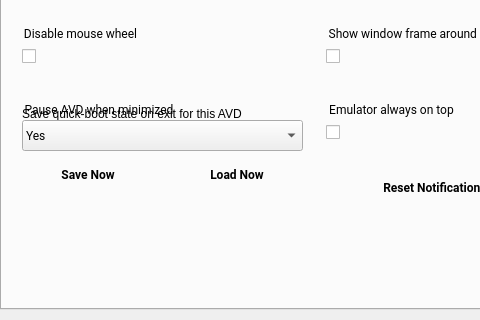
aosp-mirror/platform_external_qemu, file android/android-emu/android/skin/qt/extended-pages/settings-page.ui: the form before one commit; both pictures show x 0 to 480 and y 260 to 580 of the 622 by 580 pixel window.
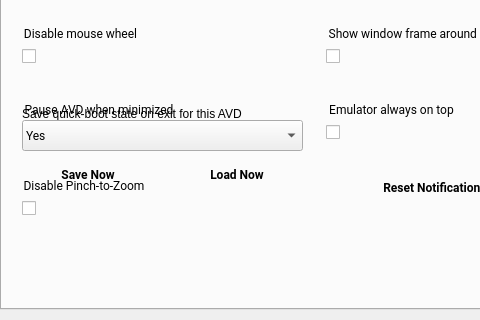
The form after the commit. Icons and pictures are not drawn. Custom widgets are drawn as their Qt base class.

Commit message:
Add an option to disable Pinch-to-Zoom feature
This option is only available when emulator is running in standalone
mode.

The edit to the form file:
```diff
--- a/android/android-emu/android/skin/qt/extended-pages/settings-page.ui
+++ b/android/android-emu/android/skin/qt/extended-pages/settings-page.ui
@@ -609,6 +609,58 @@
       <bool>false</bool>
      </property>
     </widget>
+    <widget class="QGroupBox" name="set_disablePinchToZoomTitle">
+     <property name="geometry">
+      <rect>
+       <x>20</x>
+       <y>390</y>
+       <width>211</width>
+       <height>21</height>
+      </rect>
+     </property>
+     <property name="font">
+      <font>
+       <family>Roboto</family>
+      </font>
+     </property>
+     <property name="styleSheet">
+      <string notr="true">border: 0px;</string>
+     </property>
+     <property name="title">
+      <string>Disable Pinch-to-Zoom</string>
+     </property>
+     <property name="ColorGroup" stdset="0">
+      <string>Title</string>
+     </property>
+    </widget>
+    <widget class="QCheckBox" name="set_disablePinchToZoom">
+     <property name="geometry">
+      <rect>
+       <x>20</x>
+       <y>410</y>
+       <width>211</width>
+       <height>24</height>
+      </rect>
+     </property>
+     <property name="accessibleDescription">
+      <string>Disable Pinch-to-Zoom</string>
+     </property>
+     <property name="iconSize">
+      <size>
+       <width>24</width>
+       <height>24</height>
+      </size>
+     </property>
+     <property name="checked">
+      <bool>false</bool>
+     </property>
+     <property name="ColorGroup" stdset="0">
+      <string>Toggle</string>
+     </property>
+     <property name="report_metrics" stdset="0">
+      <bool>false</bool>
+     </property>
+    </widget>
     <widget class="QGroupBox" name="set_PauseAvdWhenMinimizedTitle">
      <property name="geometry">
       <rect>
```
The commit also changes 7 other files.
